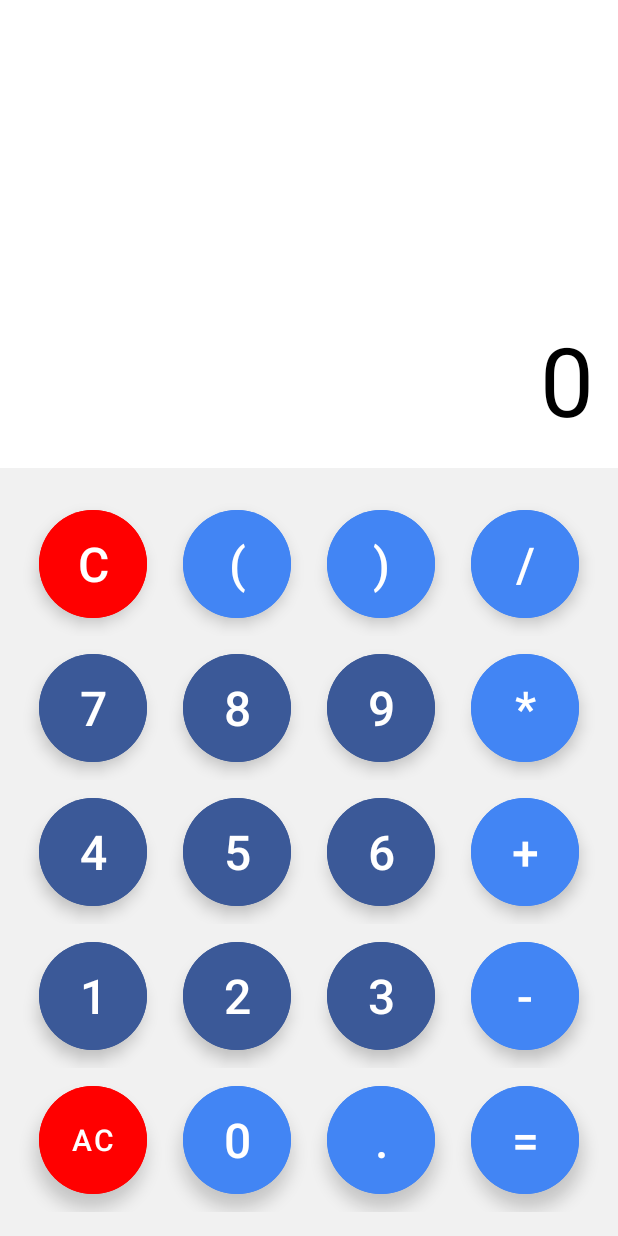
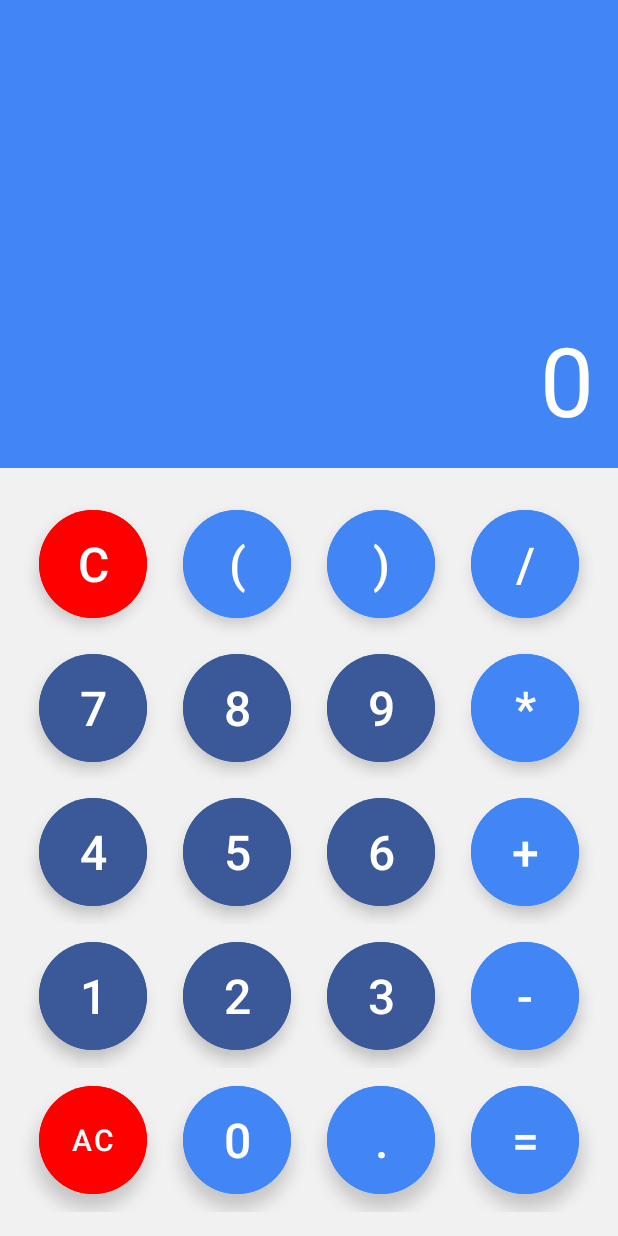
Before and after one commit to yourprimeaman/Calculator, an Android app: the screen it shows after launch (MainActivity), on a phone screen of 412 x 824 dp. Run offline under Robolectric (Android 15) with nearby library versions, the phone set to English and light mode, and no system bars.

Commit message:
Change text area color

```diff
--- a/app/src/main/java/com/example/calculator/MainActivity.java
+++ b/app/src/main/java/com/example/calculator/MainActivity.java
@@ -56,7 +56,6 @@ public class MainActivity extends AppCompatActivity implements View.OnClickListe
     public void onClick(View v) {
         MaterialButton button = (MaterialButton) v;
         String buttonText = button.getText().toString();
-//        solutionTv.setText(buttonText);
         String dataToCalculate = solutionTv.getText().toString();
 
         if (buttonText.equals("AC")) {
--- a/app/src/main/res/layout/activity_main.xml
+++ b/app/src/main/res/layout/activity_main.xml
@@ -4,6 +4,7 @@
     xmlns:tools="http://schemas.android.com/tools"
     android:layout_width="match_parent"
     android:layout_height="match_parent"
+    android:background="#4285F4"
     tools:context=".MainActivity">
 
     <TextView
@@ -12,7 +13,7 @@
         android:id="@+id/solution_tv"
         android:textSize="64dp"
         android:textAlignment="textEnd"
-        android:textColor="@color/black"
+        android:textColor="@color/white"
         android:layout_above="@id/result_tv"
         android:layout_margin="16dp" />
 
@@ -23,7 +24,7 @@
         android:text="0"
         android:textSize="64dp"
         android:textAlignment="textEnd"
-        android:textColor="@color/black"
+        android:textColor="@color/white"
         android:layout_above="@id/buttons_layouts"
         android:layout_margin="16dp" />
 
```
